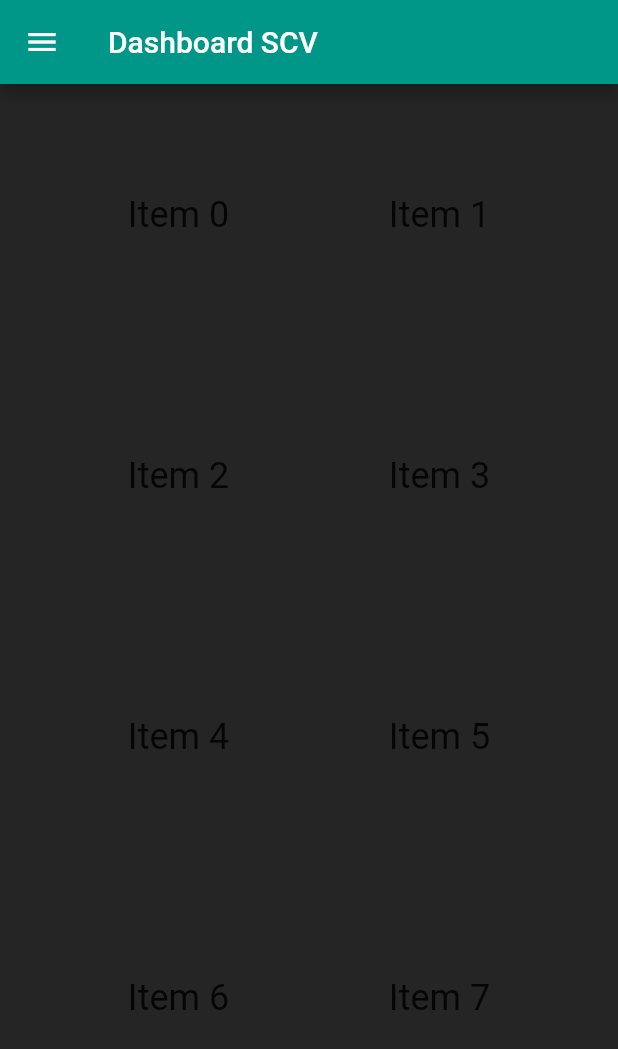
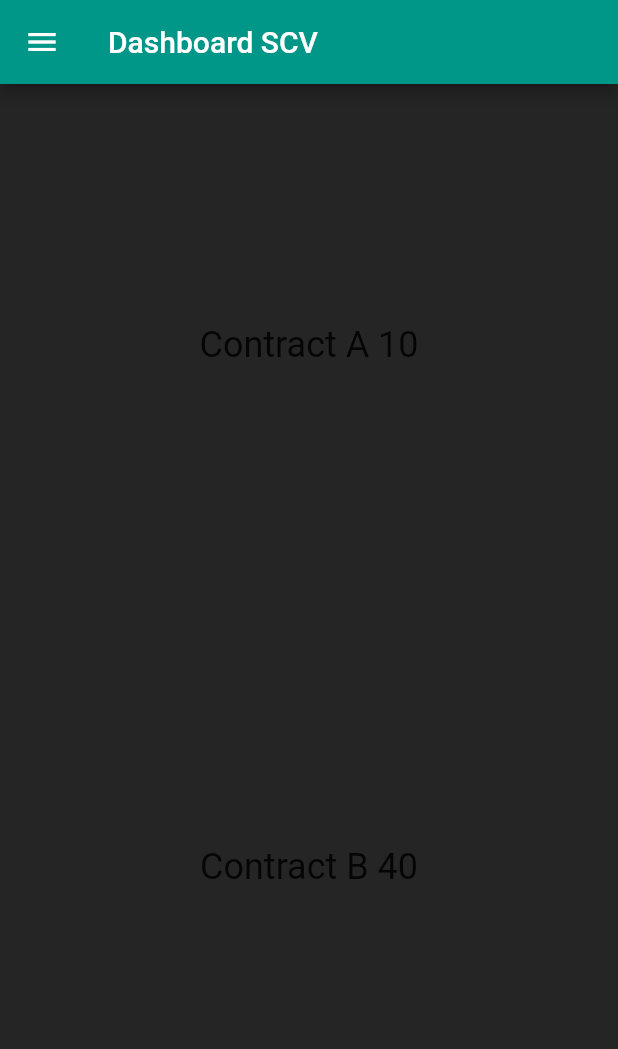
Before and after one commit to COS301-SE-2021/Smart-Contract-Verifier, a Flutter app: the screen it shows after launch, on a phone screen of 412 x 824 dp. Shown: the top 1049 px of the screen. Run offline on Flutter 3.47's test engine with Material 2 defaults, Android fonts, the phone set to English and light mode, and no system bars.

Commit message:
Dynamically add to dashboard

```diff
--- a/lib/widget/dashboard_widget.dart
+++ b/lib/widget/dashboard_widget.dart
@@ -1,17 +1,31 @@
 import 'package:flutter/material.dart';
 
 class Dashboard extends StatelessWidget {
+  final dashDataList = [
+    {'name': 'Contract A','percentage':10},
+    {'name': 'Contract B','percentage':40},
+    {'name': 'Contract C','percentage':60},
+  ];
+
   @override
   Widget build(BuildContext context) {
+    var name;
+    var percentage;
     return GridView.count(
-        crossAxisCount: 2,
-        children: List.generate(100, (index) {
+      crossAxisCount: 1,
+      children: List.generate(
+        dashDataList.length,
+        (index) {
+          name = dashDataList[index]['name'];
+          percentage = dashDataList[index]['percentage'];
           return Center(
             child: Text(
-              'Item $index',
+              "$name $percentage",
               style: Theme.of(context).textTheme.headline5,
             ),
           );
-        }));
+        },
+      ),
+    );
   }
 }
```
